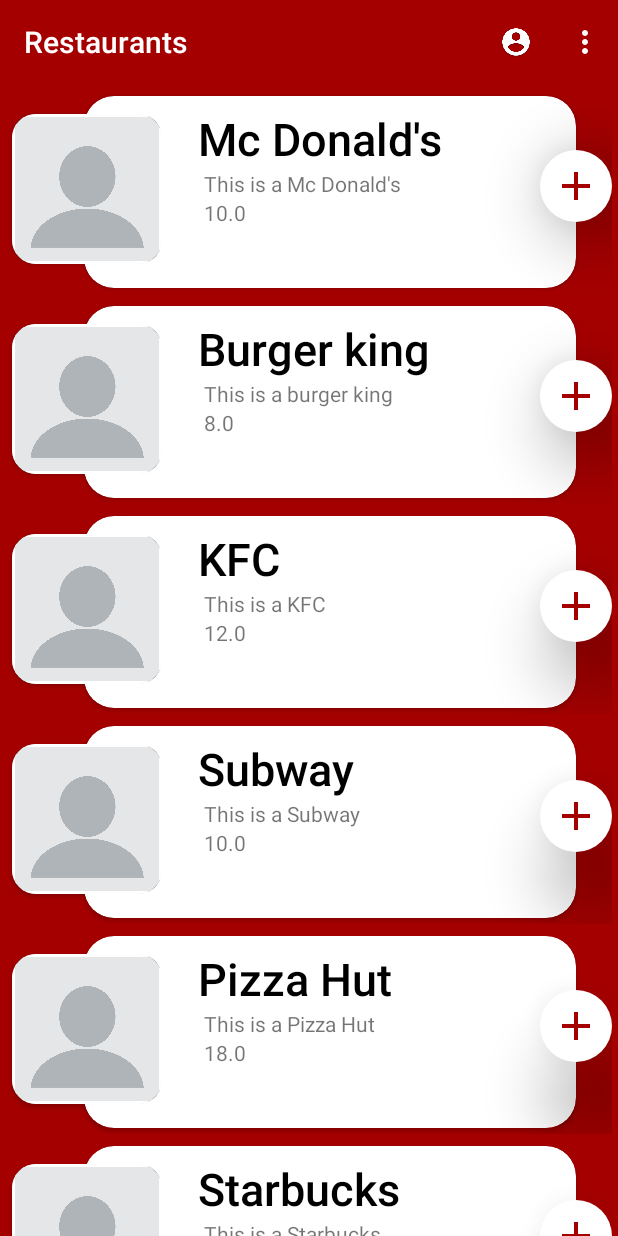
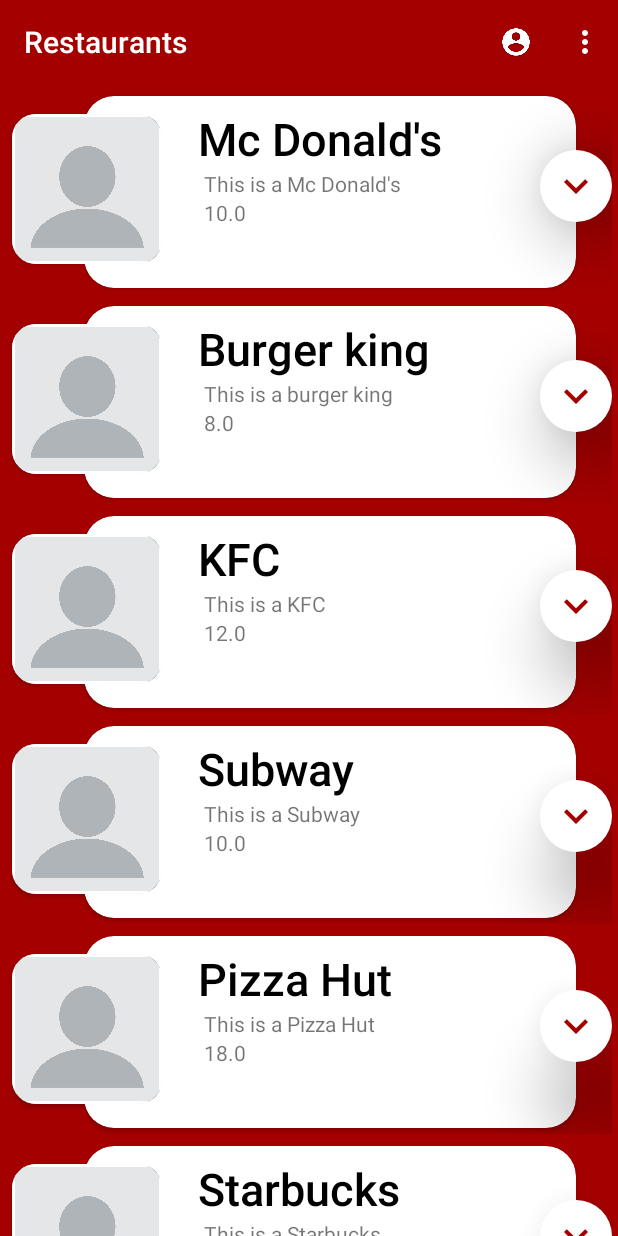
Before and after one commit to AlessandroAgneti/DEPAndroid, an Android app: the screen it shows after launch (MainActivity), on a phone screen of 412 x 824 dp. Run offline under Robolectric (Android 15) with nearby library versions, the phone set to English and light mode, and no system bars.

Commit message:
add button for menu and change layout

```diff
--- a/app/src/main/java/com/example/depeat/datamodels/Restaurant.java
+++ b/app/src/main/java/com/example/depeat/datamodels/Restaurant.java
@@ -6,11 +6,20 @@ public class Restaurant {
     private String indirizzo;
     private float minimoOrdine;
 
-    public Restaurant(int imageId, String nome, String indirizzo, float minimoOrdine){
+
+    private String desc_complete;
+
+    public Restaurant(int imageId, String nome, String indirizzo, float minimoOrdine, String desc_complete){
         this.imageId = imageId;
         this.indirizzo = indirizzo;
         this.nome = nome;
         this.minimoOrdine = minimoOrdine;
+        this.desc_complete = desc_complete;
+    }
+
+
+    public void setDesc_complete(String desc_complete) {
+        this.desc_complete = desc_complete;
     }
 
     public void setImageId(int imageId) {
@@ -29,6 +38,9 @@ public class Restaurant {
         this.minimoOrdine = minimoOrdine;
     }
 
+    public String getDesc_complete() {
+        return desc_complete;
+    }
 
     public int getImageId() {
         return imageId;
--- a/app/src/main/java/com/example/depeat/ui/activities/MainActivity.java
+++ b/app/src/main/java/com/example/depeat/ui/activities/MainActivity.java
@@ -1,6 +1,5 @@
 package com.example.depeat.ui.activities;
 
-import android.app.ActionBar;
 import android.content.Intent;
 import android.graphics.Color;
 import android.graphics.drawable.ColorDrawable;
@@ -12,7 +11,6 @@ import android.view.Menu;
 import android.view.MenuInflater;
 import android.view.MenuItem;
 import android.view.View;
-import android.view.Window;
 import android.view.WindowManager;
 
 import com.example.depeat.R;
@@ -55,13 +53,13 @@ public class MainActivity extends AppCompatActivity {
 
     private ArrayList<Restaurant> getData(){
         arrayList = new ArrayList<>();
-        arrayList.add(new Restaurant(R.drawable.blank_profile, "Mc Donald's", "This is a Mc Donald's", 10.0F));
-        arrayList.add(new Restaurant(R.drawable.blank_profile, "Burger king", "This is a burger king", 8.0F));
-        arrayList.add(new Restaurant(R.drawable.blank_profile, "KFC", "This is a KFC", 12.0F));
-        arrayList.add(new Restaurant(R.drawable.blank_profile, "Subway", "This is a Subway", 10.0F));
-        arrayList.add(new Restaurant(R.drawable.blank_profile, "Pizza Hut", "This is a Pizza Hut", 18.0F));
-        arrayList.add(new Restaurant(R.drawable.blank_profile, "Starbucks", "This is a Starbucks", 5.0F));
-        arrayList.add(new Restaurant(R.drawable.blank_profile, "Domino's Pizza", "This is a Domino's Pizza", 12.0F));
+        arrayList.add(new Restaurant(R.drawable.blank_profile, "Mc Donald's", "This is a Mc Donald's",  10.0F, "Esempio di descrizione completa"));
+        arrayList.add(new Restaurant(R.drawable.blank_profile, "Burger king", "This is a burger king", 8.0F,"Esempio di descrizione completa"));
+        arrayList.add(new Restaurant(R.drawable.blank_profile, "KFC", "This is a KFC", 12.0F, "Esempio di descrizione completa"));
+        arrayList.add(new Restaurant(R.drawable.blank_profile, "Subway", "This is a Subway", 10.0F, "Esempio di descrizione completa"));
+        arrayList.add(new Restaurant(R.drawable.blank_profile, "Pizza Hut", "This is a Pizza Hut", 18.0F, "Esempio di descrizione completa"));
+        arrayList.add(new Restaurant(R.drawable.blank_profile, "Starbucks", "This is a Starbucks", 5.0F, "Esempio di descrizione completa"));
+        arrayList.add(new Restaurant(R.drawable.blank_profile, "Domino's Pizza", "This is a Domino's Pizza", 12.0F,"Esempio di descrizione completa"));
 
 
 
--- a/app/src/main/java/com/example/depeat/ui/activities/adapters/RestaurantAdapter.java
+++ b/app/src/main/java/com/example/depeat/ui/activities/adapters/RestaurantAdapter.java
@@ -1,4 +1,5 @@
 package com.example.depeat.ui.activities.adapters;
+
 
 import android.content.Context;
 import android.support.annotation.NonNull;
@@ -6,13 +7,16 @@ import android.support.v7.widget.RecyclerView;
 import android.view.LayoutInflater;
 import android.view.View;
 import android.view.ViewGroup;
+import android.view.animation.Animation;
+import android.view.animation.AnimationUtils;
+import android.widget.Button;
 import android.widget.ImageView;
+import android.widget.LinearLayout;
 import android.widget.TextView;
-
 import com.example.depeat.R;
 import com.example.depeat.datamodels.Restaurant;
+import java.util.ArrayList;
 
-import java.util.ArrayList;
 
 public class RestaurantAdapter extends RecyclerView.Adapter {
 
@@ -23,6 +27,7 @@ public class RestaurantAdapter extends RecyclerView.Adapter {
     public RestaurantAdapter(Context context, ArrayList<Restaurant> data){
         inflater = LayoutInflater.from(context);
         this.data = data;
+        this.context = context;
     }
 
     @Override
@@ -39,6 +44,8 @@ public class RestaurantAdapter extends RecyclerView.Adapter {
         vh.restaurantAddress.setText(r.getIndirizzo());
         vh.restaurantImage.setImageResource(r.getImageId());
         vh.restaurantMinOrder.setText(String.valueOf(r.getMinimoOrdine()));
+        vh.desc_complete.setText(r.getDesc_complete());
+
     }
 
     @Override
@@ -47,10 +54,16 @@ public class RestaurantAdapter extends RecyclerView.Adapter {
     }
 
     public class RestaurantViewHolder extends RecyclerView.ViewHolder {
-        public TextView restaurantName;
-        public TextView restaurantAddress;
-        public ImageView restaurantImage;
-        public TextView restaurantMinOrder;
+        private TextView restaurantName;
+        private TextView restaurantAddress;
+        private ImageView restaurantImage;
+        private TextView restaurantMinOrder;
+        private ImageView plusButton;
+        private LinearLayout linearLayout;
+        private TextView desc_complete;
+        private Button menuButton;
+        private Animation animationUp;
+        private Animation animationDown;
 
         public RestaurantViewHolder(@NonNull View itemView) {
             super(itemView);
@@ -58,7 +71,43 @@ public class RestaurantAdapter extends RecyclerView.Adapter {
             restaurantAddress = itemView.findViewById(R.id.name_indirizzo);
             restaurantImage = itemView.findViewById(R.id.image_restaurant);
             restaurantMinOrder = itemView.findViewById(R.id.name_float);
+            plusButton = itemView.findViewById(R.id.button_plus);
+            linearLayout = itemView.findViewById(R.id.expandableLayout);
+            desc_complete = itemView.findViewById(R.id.desc_complete);
+            menuButton = itemView.findViewById(R.id.buttonMenu);
+
+            //animationUp = AnimationUtils.loadAnimation(getApplicationContext(), R.anim.slide_up);
+            //animationDown = AnimationUtils.loadAnimation(getApplicationContext(), R.anim.slide_down);
+
+            plusButton.setOnClickListener(new View.OnClickListener() {
+                @Override
+                public void onClick(View v) {
+                    if (linearLayout.getVisibility() == View.GONE){
+                        linearLayout.setVisibility(View.VISIBLE);
+                        //linearLayout.startAnimation(animationUp);
+
+                        plusButton.setImageResource(R.drawable.ic_notexpand);
+                    }else if(linearLayout.getVisibility() == View.VISIBLE){
+                        linearLayout.setVisibility(View.GONE);
+                        //linearLayout.startAnimation(animationDown);
+
+                        plusButton.setImageResource(R.drawable.ic_expand);
+                    }
+                }
+            });
+
+            menuButton.setOnClickListener(new View.OnClickListener() {
+                @Override
+                public void onClick(View v) {
+                    //startActivity(new Intent(this, CheckoutActivity.class));
+                }
+            });
+
 
         }
+
+
     }
+
+
 }
--- /dev/null
+++ b/app/src/main/res/anim/slide_down.xml
@@ -0,0 +1,13 @@
+<?xml version="1.0" encoding="utf-8"?>
+<set xmlns:android="http://schemas.android.com/apk/res/android"
+    android:fillAfter="true">
+
+    <scale
+        android:duration="500"
+        android:fromXScale="1.0"
+        android:fromYScale="0.0"
+        android:interpolator="@android:anim/linear_interpolator"
+        android:toXScale="1.0"
+        android:toYScale="1.0" />
+
+</set>
--- /dev/null
+++ b/app/src/main/res/anim/slide_up.xml
@@ -0,0 +1,13 @@
+<?xml version="1.0" encoding="utf-8"?>
+<set xmlns:android="http://schemas.android.com/apk/res/android"
+    android:fillAfter="true" >
+
+    <scale
+        android:duration="500"
+        android:fromXScale="1.0"
+        android:fromYScale="1.0"
+        android:interpolator="@android:anim/linear_interpolator"
+        android:toXScale="1.0"
+        android:toYScale="0.0" />
+
+</set>
--- /dev/null
+++ b/app/src/main/res/drawable/ic_expand.xml
@@ -0,0 +1,5 @@
+<vector android:height="24dp" android:tint="#A50000"
+    android:viewportHeight="24.0" android:viewportWidth="24.0"
+    android:width="24dp" xmlns:android="http://schemas.android.com/apk/res/android">
+    <path android:fillColor="#FF000000" android:pathData="M16.59,8.59L12,13.17 7.41,8.59 6,10l6,6 6,-6z"/>
+</vector>
--- /dev/null
+++ b/app/src/main/res/drawable/ic_notexpand.xml
@@ -0,0 +1,5 @@
+<vector android:height="24dp" android:tint="#A50000"
+    android:viewportHeight="24.0" android:viewportWidth="24.0"
+    android:width="24dp" xmlns:android="http://schemas.android.com/apk/res/android">
+    <path android:fillColor="#FF000000" android:pathData="M12,8l-6,6 1.41,1.41L12,10.83l4.59,4.58L18,14z"/>
+</vector>
--- a/app/src/main/res/layout/item_restaurant_cardview.xml
+++ b/app/src/main/res/layout/item_restaurant_cardview.xml
@@ -15,7 +15,8 @@
         android:background="@drawable/button"
         android:layout_marginBottom="4dp"
         android:foregroundGravity="center_vertical"
-        app:cardCornerRadius="20dp">
+        app:cardCornerRadius="20dp"
+        >
 
         <LinearLayout
             android:layout_width="match_parent"
@@ -47,6 +48,36 @@
                 android:layout_marginStart="8dp" />
 
         </LinearLayout>
+
+
+        <LinearLayout
+            android:id="@+id/expandableLayout"
+            android:layout_width="match_parent"
+            android:layout_height="192dp"
+            android:layout_marginStart="72dp"
+            android:layout_marginTop="128dp"
+            android:visibility="gone"
+            android:orientation="vertical"
+            >
+
+            <TextView
+                android:id="@+id/desc_complete"
+                android:layout_width="wrap_content"
+                android:layout_height="wrap_content" />
+
+            <Button
+                android:id="@+id/buttonMenu"
+                android:layout_width="wrap_content"
+                android:layout_height="wrap_content"
+                android:text="@string/menu"
+                android:background="@drawable/button"
+                android:layout_marginEnd="8dp"
+                android:layout_marginTop="104dp"
+                android:layout_gravity="end|right"/>
+
+        </LinearLayout>
+
+
     </android.support.v7.widget.CardView>
 
     <android.support.v7.widget.CardView
@@ -90,7 +121,7 @@
             android:layout_width="32dp"
             android:layout_height="32dp"
             android:layout_margin="8dp"
-            android:src="@drawable/ic_add_black_24dp"/>
+            android:src="@drawable/ic_expand"/>
 
     </FrameLayout>
 </RelativeLayout>
--- a/app/src/main/res/values/strings.xml
+++ b/app/src/main/res/values/strings.xml
@@ -18,4 +18,5 @@
     <string name="forgot_password">Forgot password?</string>
     <string name="create_account">Create account</string>
     <string name="my_account">My Account</string>
+    <string name="menu">MENU</string>
 </resources>
```
